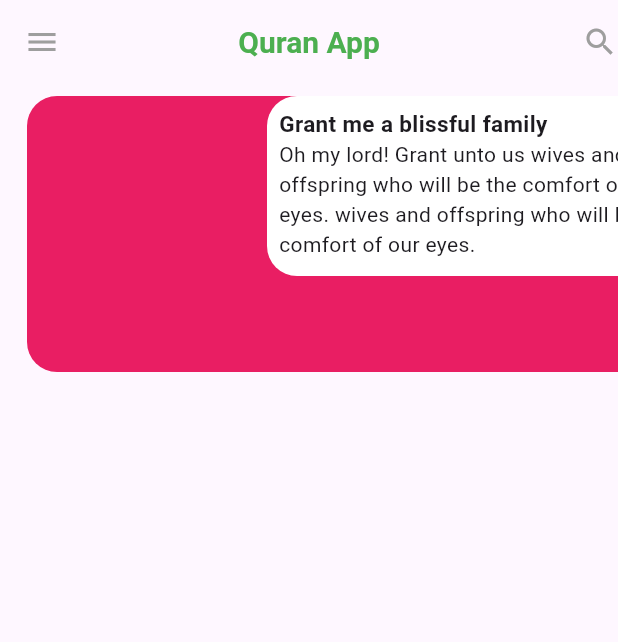
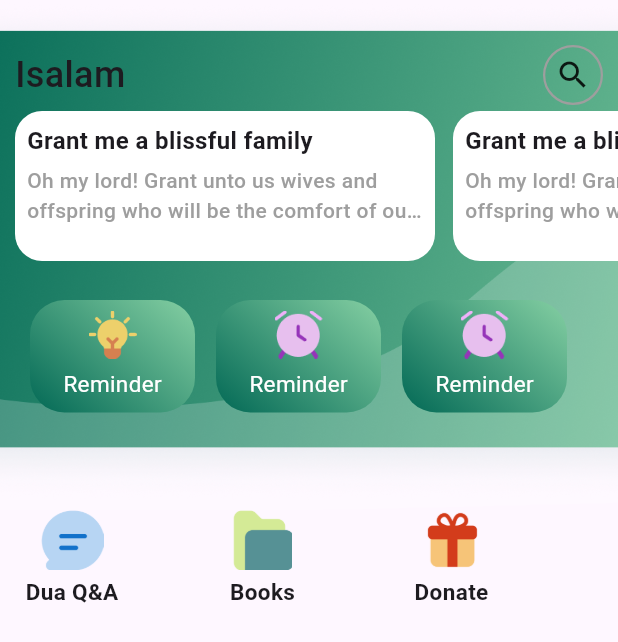
Before and after one commit to zulfiqaralihunzai05/islamic_app, a Flutter app: the HomeScreen screen opened directly, on a phone screen of 412 x 824 dp. Shown: the top 642 px of the screen. Run offline on Flutter 3.47's test engine with Material 3 defaults, Android fonts, the light colour scheme and no system bars.

Commit message:
half homeScreen

```diff
--- a/lib/dashboard/home-screen.dart
+++ b/lib/dashboard/home-screen.dart
@@ -1,53 +1,92 @@
 import 'package:flutter/material.dart';
 
+import '../presentation/screen/onboadring/view/widgets/homeScreenWidget.dart';
+import '../presentation/screen/onboadring/view/widgets/homeTextImageWidget.dart';
+
 class HomeScreen extends StatelessWidget {
+  final List<Map<String, String>> sliderData = [
+    {
+      'title': "Grant me a blissful family",
+      'description':
+          "Oh my lord! Grant unto us wives and offspring who will be the comfort of our eyes. wives and offspring who will be the comfort of our eyes."
+    },
+    {
+      'title': "Grant me a blissful family",
+      'description':
+          "Oh my lord! Grant unto us wives and offspring who will be the comfort of our eyes. wives and offspring who will be the comfort of our eyes."
+    },
+    {
+      'title': "Grant me a blissful family",
+      'description':
+          "Oh my lord! Grant unto us wives and offspring who will be the comfort of our eyes. wives and offspring who will be the comfort of our eyes."
+    },
+  ];
+
   @override
   Widget build(BuildContext context) {
     return Scaffold(
-      appBar: AppBar(
-        leading: Icon(
-          Icons.menu,
-          color: Colors.grey,
+      body: Column(
+        children: [
+          SizedBox(
+            height: 340,
+            child: Stack(
+              children: [
+                Positioned(
+                  left: 0,
+                  right: 0,
+                  child: Image(
+                    image: AssetImage("assets/home/background-image.png"),
+                    width: 400,
+                    height: 350,
+                    fit: BoxFit.cover,
                   ),
-        title: Text(
-          "Quran App",
+                ),
+                Positioned(
+                    top: 30,
+                    left: 10,
+                    right: 0,
+                    child: Row(
+                      children: [
+                        Text(
+                          "Isalam",
                           style: TextStyle(
-              color: Colors.green, fontSize: 20, fontWeight: FontWeight.w700),
+                              fontSize: 24, fontWeight: FontWeight.w500),
                         ),
-        centerTitle: true,
-        actions: [
-          Icon(Icons.search, color: Colors.grey,)
+                        Spacer(),
+                        Padding(
+                          padding: const EdgeInsets.only(right: 10.0),
+                          child: Container(
+                            width: 40,
+                            height: 40,
+                            decoration: BoxDecoration(
+                              borderRadius: BorderRadius.circular(100),
+                              border:
+                                  Border.all(color: Colors.grey, width: 1.5),
+                            ),
+                            child: Icon(
+                              Icons.search,
+                            ),
+                          ),
+                        )
                       ],
-      ),
-      body: SizedBox(
-        height: 200,
-        width: double.infinity,
-        child: ListView.builder(
+                    )),
+                Positioned(
+                    top: 74,
+                    left: 0,
+                    right: 0,
+                    child: SingleChildScrollView(
                       scrollDirection: Axis.horizontal,
-          itemCount: 3,
-          padding: const EdgeInsets.symmetric(horizontal: 5),
-          // Keeps balance on both sides
-          itemBuilder: (context, index) {
-            return Padding(
-              padding: const EdgeInsets.symmetric(horizontal: 5),
-              // 10px total separation (5+5)
                       child: Padding(
-                padding: const EdgeInsets.all(8.0),
-                child: Container(
-                  width: 600,
+                        padding: const EdgeInsets.only(left: 10.0, right: 10),
+                        child: Row(
+                          children: sliderData.map((item) {
+                            return Container(
+                              width: 280,
                               height: 100,
-                  decoration: BoxDecoration(
-                    color: Colors.pink,
-                    borderRadius: BorderRadius.circular(20),
-                  ),
-                  child: Column(
-                    children: [
-                      Container(
-                        width: 280,
-                        height: 120,
+                              margin: EdgeInsets.only(right: 12),
                               decoration: BoxDecoration(
                                 color: Colors.white,
-                          borderRadius: BorderRadius.circular(20),
+                                borderRadius: BorderRadius.circular(18),
                               ),
                               child: Padding(
                                 padding: const EdgeInsets.all(8.0),
@@ -56,26 +95,83 @@ class HomeScreen extends StatelessWidget {
                                   crossAxisAlignment: CrossAxisAlignment.start,
                                   children: [
                                     Text(
-                                "Grant me a blissful family",
+                                      item['title']!,
                                       style: TextStyle(
-                                    fontWeight: FontWeight.w600, fontSize: 15),
+                                          fontWeight: FontWeight.w700,
+                                          fontSize: 16),
+                                    ),
+                                    SizedBox(
+                                      height: 5,
                                     ),
                                     Text(
-                                "Oh my lord! Grant unto us wives and offspring who will be the comfort of our eyes. wives and offspring who will be the comfort of our eyes.",
+                                      item['description']!,
+                                      maxLines: 2,
+                                      overflow: TextOverflow.ellipsis,
                                       style: TextStyle(
-                                    fontWeight: FontWeight.w400, fontSize: 14),
+                                          fontWeight: FontWeight.w500,
+                                          fontSize: 14,
+                                          color: Colors.grey),
                                     ),
                                   ],
                                 ),
                               ),
+                            );
+                          }).toList(),
+                        ),
+                      ),
+                    )),
+                Positioned(
+                  top: 200,
+                  left: 20,
+                  right: 0,
+                  child: SingleChildScrollView(
+                    scrollDirection: Axis.horizontal,
+                    child: Row(
+                      children: [
+                        homeContainerWidget(
+                          imagePath: 'assets/home/blub.png',
+                          textName: 'Reminder',
+                        ),
+                        SizedBox(
+                          width: 14,
+                        ),
+                        homeContainerWidget(
+                          imagePath: 'assets/home/alarm.png',
+                          textName: 'Reminder',
+                        ),
+                        SizedBox(
+                          width: 14,
+                        ),
+                        homeContainerWidget(
+                          imagePath: 'assets/home/alarm.png',
+                          textName: 'Reminder',
                         ),
                       ],
                     ),
                   ),
+                )
+              ],
             ),
-            );
-          },
           ),
+          Row(
+            children: [
+              Padding(
+                padding: const EdgeInsets.only(left: 17.0),
+                child: Row(
+                  children: [
+                    text_imageWidget(rowImagePath: 'assets/home/chat.png', rowText: 'Dua Q&A',),
+                    SizedBox(width: 66,),
+                    text_imageWidget(rowImagePath:'assets/home/folder.png' , rowText: 'Books',),
+                    SizedBox(width: 66,),
+                    text_imageWidget(rowImagePath: 'assets/home/gift.png', rowText: 'Donate',),
+                  ],
+                ),
+
+
+              ),
+            ],
+          )
+        ],
       ),
     );
   }
--- /dev/null
+++ b/lib/dashboard/homeScreen.dart
@@ -0,0 +1,28 @@
+import 'package:flutter/material.dart';
+class Homescreen extends StatelessWidget {
+  const Homescreen({super.key});
+
+  @override
+  Widget build(BuildContext context) {
+    return Scaffold(
+      appBar: AppBar(
+        leading: Icon(
+          Icons.menu,
+          color: Colors.grey,
+        ),
+        title: Text(
+          "Quran App",
+          style: TextStyle(
+              color: Colors.green, fontSize: 20, fontWeight: FontWeight.w700),
+        ),
+
+        actions: [
+          Icon(
+            Icons.search,
+            color: Colors.grey,
+          )
+        ],
+      ),
+    );
+  }
+}
--- a/lib/presentation/screen/onboadring/view/splash_screen.dart
+++ b/lib/presentation/screen/onboadring/view/splash_screen.dart
@@ -1,8 +1,5 @@
 import 'dart:async';
-
 import 'package:flutter/material.dart';
-
-
 import 'onboarding_screen.dart';
 
 class SplashScreen extends StatefulWidget {
--- /dev/null
+++ b/lib/presentation/screen/onboadring/view/widgets/homeScreenWidget.dart
@@ -0,0 +1,39 @@
+import 'package:flutter/material.dart';
+class homeContainerWidget extends StatelessWidget {
+  final String imagePath;
+  final String textName;
+
+  const homeContainerWidget({
+    super.key, required this.imagePath, required this.textName,
+  });
+
+  @override
+  Widget build(BuildContext context) {
+    return Container(
+      width: 110,
+      height: 75,
+      decoration: BoxDecoration(
+          gradient: LinearGradient(
+            begin: Alignment.topLeft,
+            end: Alignment.bottomRight,
+            transform: GradientRotation(97.13 * (3.1415926535 / 180)), // approx 97.13 degrees
+            colors: [
+              Color(0xFF87D1A4), // Swapped: now on the left
+              Color(0xFF006754), // Swapped: now on the right
+            ],
+          ),
+          borderRadius: BorderRadius.circular(23)
+      ),
+      child: Padding(
+        padding: const EdgeInsets.only(top: 7.0),
+        child: Column(children: [
+          Image(image: AssetImage(imagePath), width: 32, height: 32,),
+          SizedBox(height: 6,),
+          Text(textName, style: TextStyle(color: Colors.white, fontSize: 15),)
+        ],),
+      ),
+
+
+    );
+  }
+}
--- /dev/null
+++ b/lib/presentation/screen/onboadring/view/widgets/homeTextImageWidget.dart
@@ -0,0 +1,31 @@
+import 'package:flutter/material.dart';
+class text_imageWidget extends StatelessWidget {
+  final String rowImagePath;
+  final String rowText;
+  const text_imageWidget({
+    super.key, required this.rowImagePath, required this.rowText,
+  });
+
+  @override
+  Widget build(BuildContext context) {
+    return Column(
+      mainAxisSize: MainAxisSize.min,
+      children: [
+        Image(
+          image: AssetImage(rowImagePath),
+          width: 60,
+          height: 40,
+        ),
+        SizedBox(
+          height: 4,
+        ),
+        Text(
+          rowText,
+          style:
+          TextStyle(fontWeight: FontWeight.w700, fontSize: 15),
+          textAlign: TextAlign.center,
+        )
+      ],
+    );
+  }
+}
--- a/lib/presentation/screen/onboadring/view/widgets/page_widget.dart
+++ b/lib/presentation/screen/onboadring/view/widgets/page_widget.dart
@@ -39,7 +39,7 @@ class OnboardingPage extends StatelessWidget {
               height: 8,
               decoration: BoxDecoration(
                 borderRadius: BorderRadius.circular(4),
-                color: currentPage == index ? Colors.black : Colors.black,
+                color: currentPage == index ? Colors.black : Colors.grey,
               ),
             );
           }),
--- a/pubspec.yaml
+++ b/pubspec.yaml
@@ -62,6 +62,7 @@ flutter:
   # To add assets to your application, add an assets section, like this:
   assets:
     - assets/splash_screen/
+    - assets/home/
 
 
   # An image asset can refer to one or more resolution-specific "variants", see
```
Also changed, not shown: assets/home/alarm.png (added), assets/home/background-image.png (added), assets/home/blub.png (added), assets/home/chat.png (added), assets/home/folder.png (added), assets/home/gift.png (added), pubspec.lock, 12 other files. Lines whose indentation alone changed are shown as unchanged.
